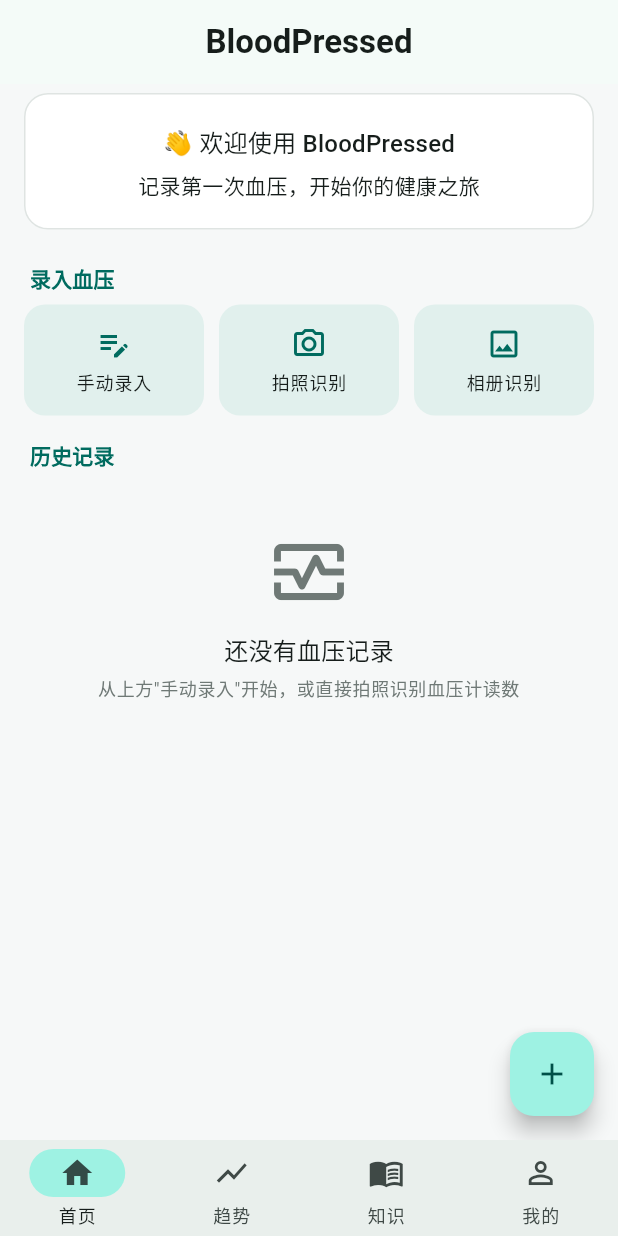
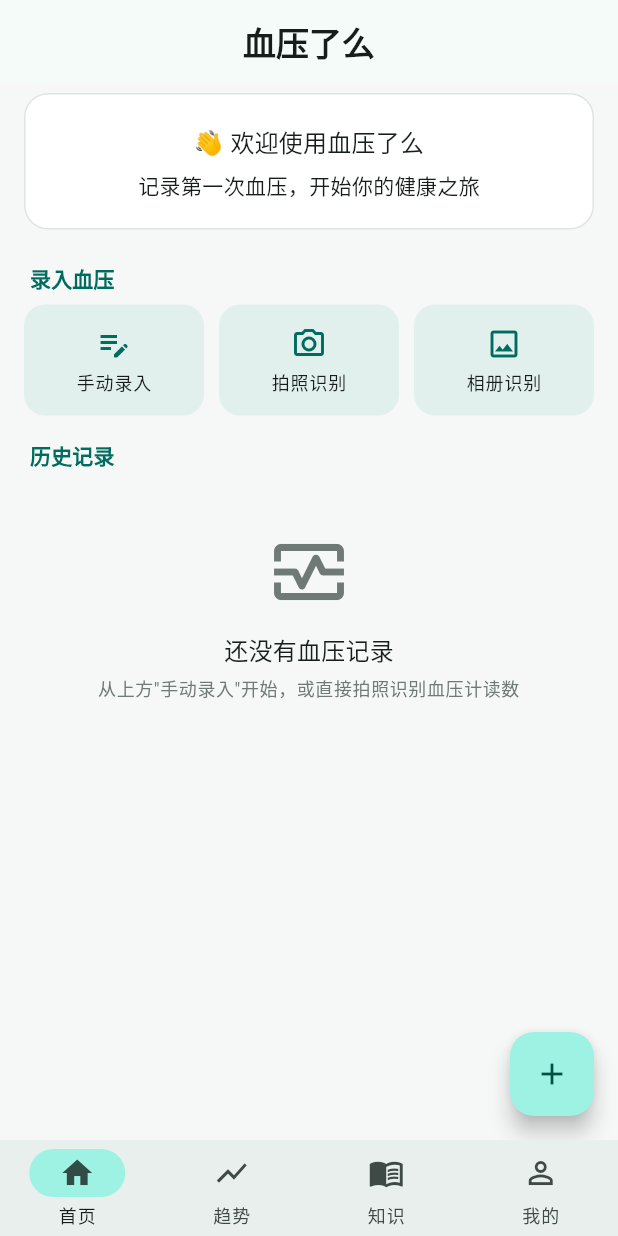
Before and after one commit to zhaoxuan-inside/BloodPressed, a Flutter app: the screen it shows after launch, on a phone screen of 412 x 824 dp. Run offline on Flutter 3.47's test engine with Material 3 defaults, Android fonts, the phone set to English and light mode, and no system bars; our stand-ins replace dio, fl_chart, flutter_local_notifications, flutter_markdown_plus, flutter_riverpod, flutter_timezone and 7 more; missing offline and left inert: fluwx, llamadart, onnxruntime; accounts and stored records are empty.

Commit message:
chore: 应用名改为「血压了么」
- Android label / iOS CFBundleDisplayName / App 内标题与欢迎语 /
  分享卡（单次记录卡、周报）/ 导出文案 / 设置页 全部更新
- 集成测试断言同步；补勾选 plan-003 已完成的收尾步骤

```diff
--- a/lib/app.dart
+++ b/lib/app.dart
@@ -40,7 +40,7 @@
     };
 
     return MaterialApp.router(
-      title: 'BloodPressed 血压管家',
+      title: '血压了么',
       debugShowCheckedModeBanner: false,
       theme: AppTheme.light(),
       darkTheme: AppTheme.dark(),
--- a/lib/features/export/presentation/export_page.dart
+++ b/lib/features/export/presentation/export_page.dart
@@ -194,12 +194,12 @@
       if (system) {
         result = await service.shareFile(
           file,
-          text: '我的血压记录（来自 BloodPressed）',
+          text: '我的血压记录（来自血压了么）',
         );
       } else {
         result = await service.shareImage(
           file,
-          text: '我的血压记录（来自 BloodPressed）',
+          text: '我的血压记录（来自血压了么）',
           toTimeline: toTimeline,
         );
       }
@@ -233,7 +233,7 @@
       final file = await const CsvExporter().exportToFile(records);
       final result = await shareService.shareFile(
         file,
-        text: 'BloodPressed 血压记录导出',
+        text: '血压了么 血压记录导出',
       );
       if (mounted) {
         ScaffoldMessenger.of(context)
--- a/lib/features/export/presentation/share_card_widgets.dart
+++ b/lib/features/export/presentation/share_card_widgets.dart
@@ -59,7 +59,7 @@
               Icon(Icons.favorite, color: Colors.white70, size: 18),
               SizedBox(width: 6),
               Text(
-                'BloodPressed · 血压记录',
+                '血压了么 · 血压记录',
                 style: TextStyle(
                     color: Colors.white70,
                     fontSize: 13,
@@ -174,7 +174,7 @@
               Icon(Icons.monitor_heart, color: Colors.white70, size: 18),
               SizedBox(width: 6),
               Text(
-                'BloodPressed · 血压周报',
+                '血压了么 · 血压周报',
                 style: TextStyle(
                     color: Colors.white70,
                     fontSize: 13,
--- a/lib/features/records/presentation/home_page.dart
+++ b/lib/features/records/presentation/home_page.dart
@@ -27,7 +27,7 @@
         title: const Column(
           crossAxisAlignment: CrossAxisAlignment.start,
           children: [
-            Text('BloodPressed',
+            Text('血压了么',
                 style: TextStyle(fontWeight: FontWeight.w700)),
           ],
         ),
@@ -209,7 +209,7 @@
           padding: const EdgeInsets.all(20),
           child: Column(
             children: [
-              Text('👋 欢迎使用 BloodPressed',
+              Text('👋 欢迎使用血压了么',
                   style: theme.textTheme.titleMedium),
               const SizedBox(height: 6),
               const Text('记录第一次血压，开始你的健康之旅'),
--- a/lib/features/settings/presentation/settings_page.dart
+++ b/lib/features/settings/presentation/settings_page.dart
@@ -164,7 +164,7 @@
               children: [
                 const ListTile(
                   leading: Icon(Icons.monitor_heart_outlined),
-                  title: Text('BloodPressed 血压管家'),
+                  title: Text('血压了么'),
                   subtitle: Text('v1.0.0 · 跨平台血压健康助手'),
                 ),
                 ListTile(
```
Also changed, not shown: 4 other files.
